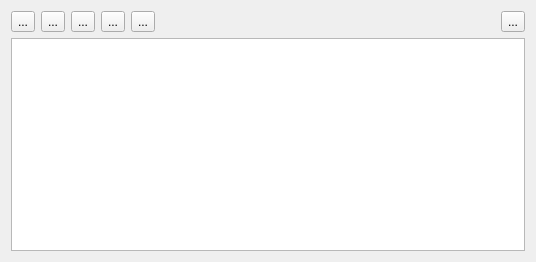
Above: ground/openpilotgcs/src/plugins/opmap/pathplanner.ui from openpilot/OpenPilot before the change. Below: the same form after it.
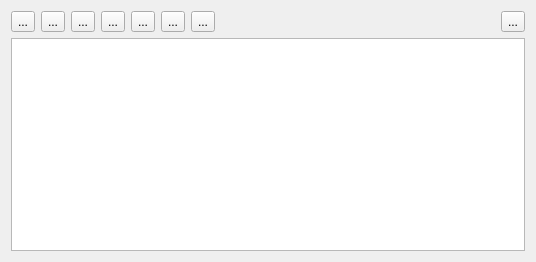
That is the form after the change. Icons and pictures are not drawn.

Commit message: GCS/OPMap- Small visual changes to the pathplanner editor. Add buttons to synchronize planner data with UAVObjects.

Diff of the .ui file:
```diff
--- a/ground/openpilotgcs/src/plugins/opmap/pathplanner.ui
+++ b/ground/openpilotgcs/src/plugins/opmap/pathplanner.ui
@@ -86,6 +86,34 @@
        </property>
       </widget>
      </item>
+     <item>
+      <widget class="QToolButton" name="tbSendToUAV">
+       <property name="toolTip">
+        <string>Send to UAV</string>
+       </property>
+       <property name="text">
+        <string>...</string>
+       </property>
+       <property name="icon">
+        <iconset resource="opmap.qrc">
+         <normaloff>:/opmap/images/up_alt.png</normaloff>:/opmap/images/up_alt.png</iconset>
+       </property>
+      </widget>
+     </item>
+     <item>
+      <widget class="QToolButton" name="tbFetchFromUAV">
+       <property name="toolTip">
+        <string>Fetch from UAV</string>
+       </property>
+       <property name="text">
+        <string>...</string>
+       </property>
+       <property name="icon">
+        <iconset resource="opmap.qrc">
+         <normaloff>:/opmap/images/down_alt.png</normaloff>:/opmap/images/down_alt.png</iconset>
+       </property>
+      </widget>
+     </item>
      <item>
       <spacer name="horizontalSpacer">
        <property name="orientation">
```
Left out of the diff: 7 changed lines with no effect on the pictures. The commit also changes 3 other files.
